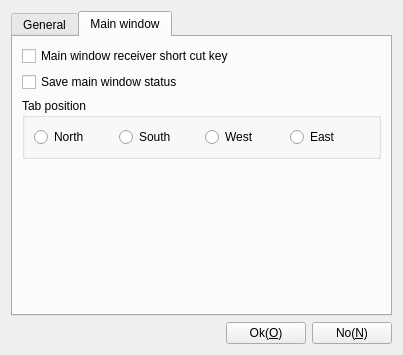
This is App/Viewer/DlgSettings.ui in KangLin/RabbitRemoteControl as Qt 5 draws it before an edit. The edited form follows.
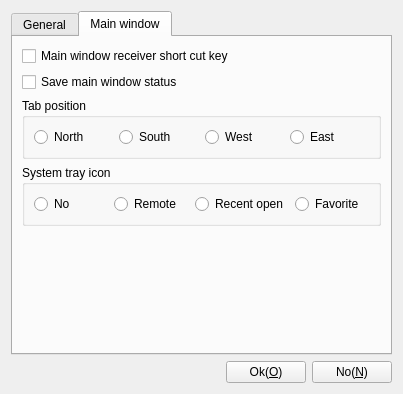
This is the edited form. The open tabs and pages were chosen to show the change. Icons and pictures are not drawn.

Commit message: App: add system tray icon

The edit to the form file:
```diff
--- a/App/Viewer/DlgSettings.ui
+++ b/App/Viewer/DlgSettings.ui
@@ -7,7 +7,7 @@
     <x>0</x>
     <y>0</y>
     <width>403</width>
-    <height>343</height>
+    <height>394</height>
    </rect>
   </property>
   <property name="windowTitle">
@@ -214,7 +214,7 @@
       <attribute name="title">
        <string>Main window</string>
       </attribute>
-      <layout class="QGridLayout" name="gridLayout_5">
+      <layout class="QGridLayout" name="gridLayout_7">
        <item row="0" column="0">
         <widget class="QCheckBox" name="cbReciverShortCut">
          <property name="text">
@@ -291,6 +291,43 @@
         </widget>
        </item>
        <item row="3" column="0">
+        <widget class="QGroupBox" name="groupBox_4">
+         <property name="title">
+          <string>System tray icon</string>
+         </property>
+         <layout class="QGridLayout" name="gridLayout_5">
+          <item row="0" column="0">
+           <widget class="QRadioButton" name="rbSystemTrayIconNo">
+            <property name="text">
+             <string>No</string>
+            </property>
+           </widget>
+          </item>
+          <item row="0" column="1">
+           <widget class="QRadioButton" name="rbSystemTrayIconRemote">
+            <property name="text">
+             <string>Remote</string>
+            </property>
+           </widget>
+          </item>
+          <item row="0" column="2">
+           <widget class="QRadioButton" name="rbSystemTrayIconRecentOpen">
+            <property name="text">
+             <string>Recent open</string>
+            </property>
+           </widget>
+          </item>
+          <item row="0" column="3">
+           <widget class="QRadioButton" name="rbSystemTrayIconFavorite">
+            <property name="text">
+             <string>Favorite</string>
+            </property>
+           </widget>
+          </item>
+         </layout>
+        </widget>
+       </item>
+       <item row="4" column="0">
         <spacer name="verticalSpacer_2">
          <property name="orientation">
           <enum>Qt::Vertical</enum>
```
Left out of the diff: 2 changed lines with no effect on the pictures. The commit also changes 5 other files.
